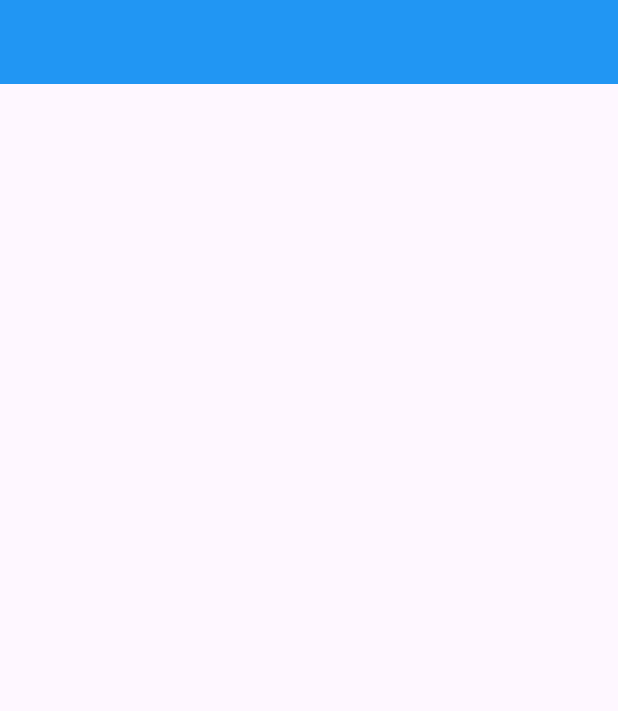
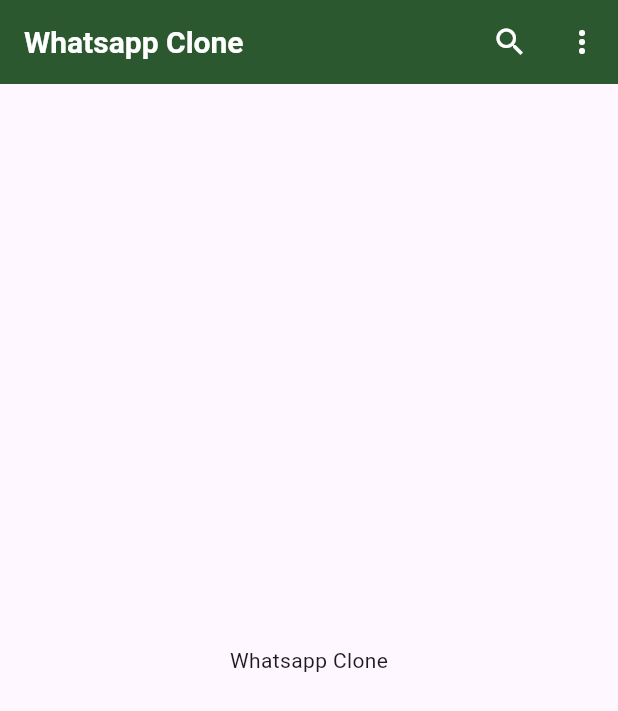
Before and after one commit to Antsistra/whatsapp_ui_clone, a Flutter app: the screen it shows after launch, on a phone screen of 412 x 824 dp. Shown: the top 711 px of the screen. Run offline on Flutter 3.47's test engine with Material 3 defaults, Android fonts, the phone set to English and light mode, and no system bars.

Commit message:
Add : add appbar

```diff
--- a/lib/main.dart
+++ b/lib/main.dart
@@ -11,11 +11,29 @@ class MyApp extends StatelessWidget {
   @override
   Widget build(BuildContext context) {
     return MaterialApp(
+      debugShowCheckedModeBanner: false,
       title: 'Whatsapp Clone',
       home: Scaffold(
         appBar: AppBar(
-          backgroundColor: Colors.blue,
-          title: const Text(''),
+          backgroundColor: const Color.fromARGB(255, 43, 88, 46),
+          title: const Text(
+            'Whatsapp Clone',
+            style: TextStyle(
+                color: Colors.white, fontSize: 20, fontWeight: FontWeight.bold),
+          ),
+          actions: [
+            IconButton(
+              onPressed: () {},
+              icon: const Icon(Icons.search, color: Colors.white),
+            ),
+            IconButton(
+              onPressed: () {},
+              icon: const Icon(Icons.more_vert, color: Colors.white),
+            ),
+          ],
+        ),
+        body: const Center(
+          child: Text('Whatsapp Clone'),
         ),
       ),
     );
```
